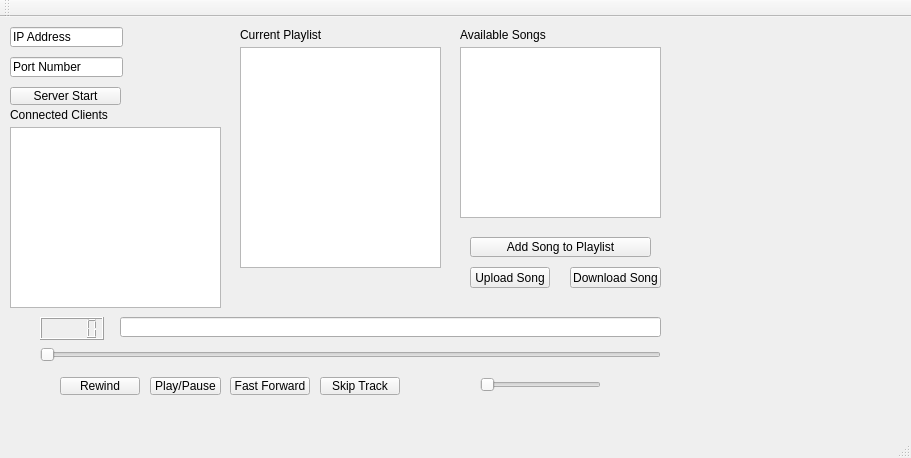
Qt form Server/mainwindow.ui (MTattrie/COMP4985_ASN03) before a commit.
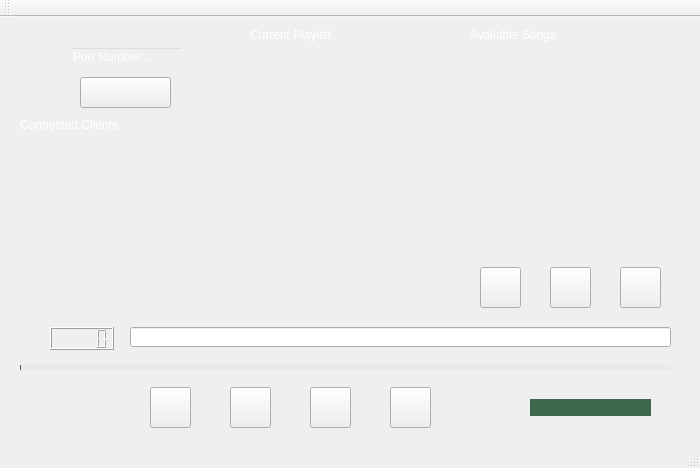
The same form after that commit. Icons and pictures are not drawn.

Patch:
```diff
--- a/Server/mainwindow.ui
+++ b/Server/mainwindow.ui
@@ -6,36 +6,45 @@
    <rect>
     <x>0</x>
     <y>0</y>
-    <width>911</width>
-    <height>458</height>
+    <width>700</width>
+    <height>468</height>
    </rect>
   </property>
   <property name="windowTitle">
    <string>MainWindow</string>
   </property>
+  <property name="styleSheet">
+   <string notr="true"/>
+  </property>
   <widget class="QWidget" name="centralWidget">
    <widget class="QPushButton" name="playBTN">
     <property name="geometry">
      <rect>
-      <x>150</x>
-      <y>360</y>
-      <width>71</width>
-      <height>18</height>
+      <x>230</x>
+      <y>370</y>
+      <width>41</width>
+      <height>41</height>
      </rect>
     </property>
+    <property name="styleSheet">
+     <string notr="true">border-image:url(../assets/ui/play)</string>
+    </property>
     <property name="text">
-     <string>Play/Pause</string>
+     <string/>
     </property>
    </widget>
    <widget class="QLabel" name="label_2">
     <property name="geometry">
      <rect>
-      <x>460</x>
+      <x>470</x>
       <y>10</y>
       <width>201</width>
       <height>16</height>
      </rect>
     </property>
+    <property name="styleSheet">
+     <string notr="true">color:rgb(255, 255, 255);</string>
+    </property>
     <property name="text">
      <string>Available Songs</string>
     </property>
@@ -43,12 +52,26 @@
    <widget class="QSlider" name="ProgressSlider">
     <property name="geometry">
      <rect>
-      <x>40</x>
-      <y>330</y>
-      <width>621</width>
-      <height>16</height>
+      <x>20</x>
+      <y>340</y>
+      <width>651</width>
+      <height>20</height>
      </rect>
     </property>
+    <property name="styleSheet">
+     <string notr="true">QSlider::groove:horizontal {
+	border: #e8e9ea;
+	height: 5px;
+}
+
+QSlider::add-page:qlineargradient {
+	background: #e8e9ea;
+}
+
+QSlider::sub-page:qlineargradient {
+	background: #3D674D;
+}</string>
+    </property>
     <property name="orientation">
      <enum>Qt::Horizontal</enum>
     </property>
@@ -56,61 +79,77 @@
    <widget class="QListView" name="listView_playlist">
     <property name="geometry">
      <rect>
-      <x>240</x>
+      <x>250</x>
       <y>30</y>
       <width>201</width>
-      <height>221</height>
+      <height>261</height>
      </rect>
     </property>
+    <property name="styleSheet">
+     <string notr="true">color:rgb(255, 255, 255);
+background:transparent</string>
+    </property>
    </widget>
    <widget class="QPushButton" name="rewindBTN">
     <property name="geometry">
      <rect>
-      <x>60</x>
-      <y>360</y>
-      <width>80</width>
-      <height>18</height>
+      <x>150</x>
+      <y>370</y>
+      <width>41</width>
+      <height>41</height>
      </rect>
     </property>
+    <property name="styleSheet">
+     <string notr="true">border-image:url(../assets/ui/rewind)</string>
+    </property>
     <property name="text">
-     <string>Rewind</string>
+     <string/>
     </property>
    </widget>
    <widget class="QPushButton" name="addPlaylistBTN">
     <property name="geometry">
      <rect>
-      <x>470</x>
-      <y>220</y>
-      <width>181</width>
-      <height>20</height>
+      <x>480</x>
+      <y>250</y>
+      <width>41</width>
+      <height>41</height>
      </rect>
     </property>
+    <property name="styleSheet">
+     <string notr="true">border-image:url(../assets/ui/addSong)</string>
+    </property>
     <property name="text">
-     <string>Add Song to Playlist</string>
+     <string/>
     </property>
    </widget>
    <widget class="QPushButton" name="ffBTN">
     <property name="geometry">
      <rect>
-      <x>230</x>
-      <y>360</y>
-      <width>80</width>
-      <height>18</height>
+      <x>310</x>
+      <y>370</y>
+      <width>41</width>
+      <height>41</height>
      </rect>
     </property>
+    <property name="styleSheet">
+     <string notr="true">border-image:url(../assets/ui/fastforward)</string>
+    </property>
     <property name="text">
-     <string>Fast Forward</string>
+     <string/>
     </property>
    </widget>
    <widget class="QLabel" name="label">
     <property name="geometry">
      <rect>
-      <x>240</x>
+      <x>250</x>
       <y>10</y>
       <width>201</width>
       <height>16</height>
      </rect>
     </property>
+    <property name="styleSheet">
+     <string notr="true">color:rgb(255, 255, 255);</string>
+    </property>
     <property name="text">
      <string>Current Playlist</string>
     </property>
@@ -118,21 +157,24 @@
    <widget class="QPushButton" name="downloadBTN">
     <property name="geometry">
      <rect>
-      <x>570</x>
+      <x>620</x>
       <y>250</y>
-      <width>91</width>
-      <height>21</height>
+      <width>41</width>
+      <height>41</height>
      </rect>
     </property>
+    <property name="styleSheet">
+     <string notr="true">border-image:url(../assets/ui/download)</string>
+    </property>
     <property name="text">
-     <string>Download Song</string>
+     <string/>
     </property>
    </widget>
    <widget class="QLineEdit" name="songLineEdit">
     <property name="geometry">
      <rect>
-      <x>120</x>
-      <y>300</y>
+      <x>130</x>
+      <y>310</y>
       <width>541</width>
       <height>20</height>
      </rect>
@@ -141,12 +183,29 @@
    <widget class="QSlider" name="volumeSlider">
     <property name="geometry">
      <rect>
-      <x>480</x>
-      <y>360</y>
+      <x>530</x>
+      <y>370</y>
       <width>121</width>
-      <height>16</height>
+      <height>41</height>
      </rect>
     </property>
+    <property name="styleSheet">
+     <string notr="true">QSlider::groove:horizontal {
+	border: #e8e9ea;
+	height: 17px;
+}
+
+QSlider::add-page:qlineargradient {
+	background: #e8e9ea;
+}
+
+QSlider::sub-page:qlineargradient {
+	background: #3D674D;
+}</string>
+    </property>
+    <property name="value">
+     <number>99</number>
+    </property>
     <property name="orientation">
      <enum>Qt::Horizontal</enum>
     </property>
@@ -154,7 +213,7 @@
    <widget class="QLabel" name="label_3">
     <property name="geometry">
      <rect>
-      <x>440</x>
+      <x>450</x>
       <y>350</y>
       <width>31</width>
       <height>31</height>
@@ -173,34 +232,40 @@
    <widget class="QPushButton" name="uploadBTN">
     <property name="geometry">
      <rect>
-      <x>470</x>
+      <x>550</x>
       <y>250</y>
-      <width>80</width>
-      <height>21</height>
+      <width>41</width>
+      <height>41</height>
      </rect>
     </property>
+    <property name="styleSheet">
+     <string notr="true">border-image:url(../assets/ui/upload)</string>
+    </property>
     <property name="text">
-     <string>Upload Song</string>
+     <string/>
     </property>
    </widget>
    <widget class="QPushButton" name="skipBTN">
     <property name="geometry">
      <rect>
-      <x>320</x>
-      <y>360</y>
-      <width>80</width>
-      <height>18</height>
+      <x>390</x>
+      <y>370</y>
+      <width>41</width>
+      <height>41</height>
      </rect>
     </property>
+    <property name="styleSheet">
+     <string notr="true">border-image:url(../assets/ui/skipTrack)</string>
+    </property>
     <property name="text">
-     <string>Skip Track</string>
+     <string/>
     </property>
    </widget>
    <widget class="QLCDNumber" name="TrackTime">
     <property name="geometry">
      <rect>
-      <x>40</x>
-      <y>300</y>
+      <x>50</x>
+      <y>310</y>
       <width>64</width>
       <height>23</height>
      </rect>
@@ -209,75 +274,100 @@
    <widget class="QListView" name="listView_availSongs">
     <property name="geometry">
      <rect>
-      <x>460</x>
+      <x>470</x>
       <y>30</y>
       <width>201</width>
-      <height>171</height>
+      <height>211</height>
      </rect>
     </property>
+    <property name="styleSheet">
+     <string notr="true">color:rgb(255, 255, 255);
+background:transparent</string>
+    </property>
    </widget>
    <widget class="QLineEdit" name="serverPort">
     <property name="geometry">
      <rect>
-      <x>10</x>
-      <y>40</y>
+      <x>70</x>
+      <y>30</y>
       <width>113</width>
       <height>20</height>
      </rect>
     </property>
-    <property name="text">
-     <string>Port Number</string>
+    <property name="styleSheet">
+     <string notr="true">color:rgb(255, 255, 255);
+border-color: rgb(0, 0, 0);
+background:transparent</string>
     </property>
-   </widget>
-   <widget class="QLineEdit" name="serverIP">
-    <property name="geometry">
-     <rect>
-      <x>10</x>
-      <y>10</y>
-      <width>113</width>
-      <height>20</height>
-     </rect>
-    </property>
     <property name="text">
-     <string>IP Address</string>
+     <string>Port Number...</string>
     </property>
    </widget>
    <widget class="QPushButton" name="serverStartBTN">
     <property name="geometry">
      <rect>
-      <x>10</x>
-      <y>70</y>
-      <width>111</width>
-      <height>18</height>
+      <x>80</x>
+      <y>60</y>
+      <width>91</width>
+      <height>31</height>
      </rect>
     </property>
+    <property name="styleSheet">
+     <string notr="true">border-image:url(../assets/ui/startServer)</string>
+    </property>
     <property name="text">
-     <string>Server Start</string>
+     <string/>
     </property>
    </widget>
    <widget class="QListView" name="listView_playlist_2">
     <property name="geometry">
      <rect>
-      <x>10</x>
-      <y>110</y>
+      <x>20</x>
+      <y>120</y>
       <width>211</width>
-      <height>181</height>
+      <height>171</height>
      </rect>
     </property>
+    <property name="styleSheet">
+     <string notr="true">color:rgb(255, 255, 255);
+background:transparent</string>
+    </property>
    </widget>
    <widget class="QLabel" name="label_4">
     <property name="geometry">
      <rect>
-      <x>10</x>
-      <y>90</y>
+      <x>20</x>
+      <y>100</y>
       <width>141</width>
       <height>16</height>
      </rect>
     </property>
+    <property name="styleSheet">
+     <string notr="true">color:rgb(255, 255, 255);</string>
+    </property>
     <property name="text">
      <string>Connected Clients</string>
     </property>
    </widget>
+   <widget class="QLabel" name="label_volume">
+    <property name="geometry">
+     <rect>
+      <x>470</x>
+      <y>370</y>
+      <width>47</width>
+      <height>41</height>
+     </rect>
+    </property>
+    <property name="text">
+     <string/>
+    </property>
+    <property name="pixmap">
+     <pixmap>../assets/ui/volume.png</pixmap>
+    </property>
+    <property name="scaledContents">
+     <bool>true</bool>
+    </property>
+   </widget>
   </widget>
   <widget class="QMenuBar" name="menuBar">
    <property name="geometry">
```
Left out of the diff: 2 changed lines with no effect on the pictures.
